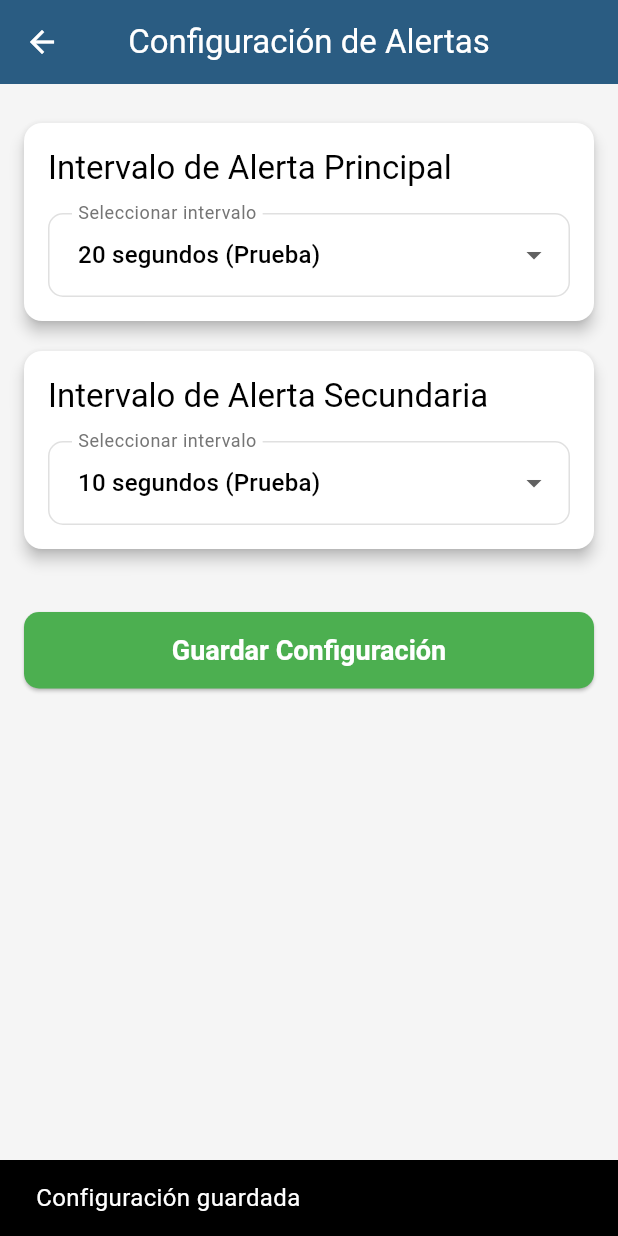
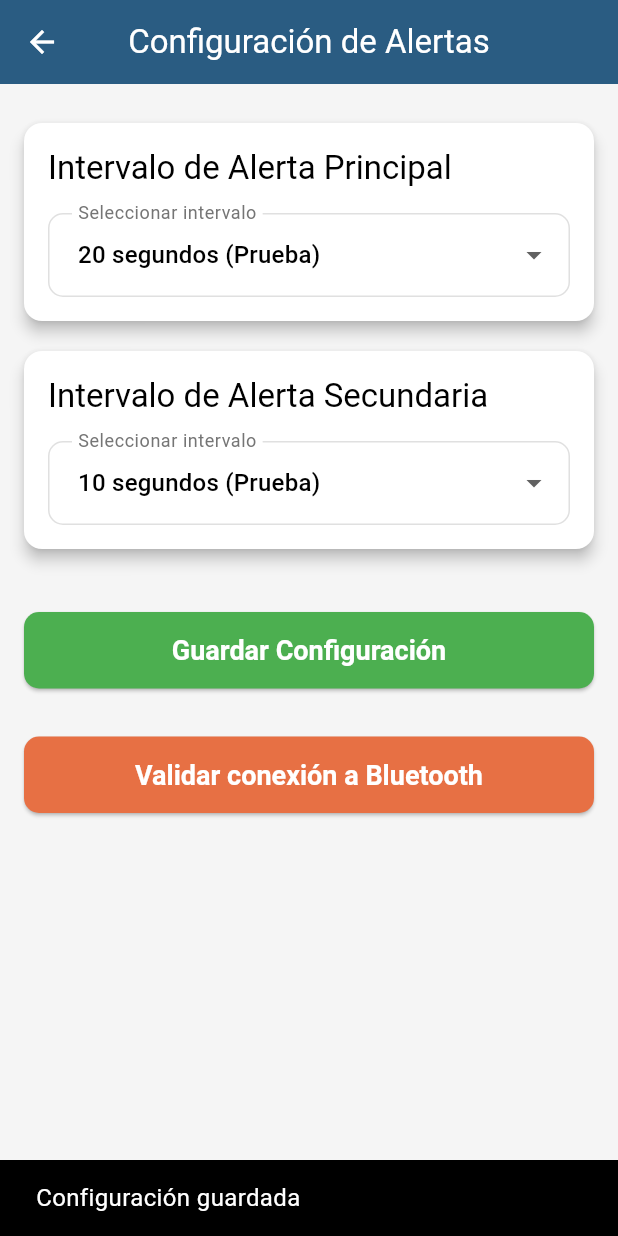
Before and after one commit to equipoAlzDev/appAlzAlert, a Flutter app: the AlertConfigScreen screen opened directly, after a tap on "Guardar Configuración", on a phone screen of 412 x 824 dp. Run offline on Flutter 3.47's test engine with Material 3 defaults, Android fonts, the phone set to English and light mode, and no system bars; our stand-ins replace cloud_firestore, firebase_auth, firebase_core, geolocator, permission_handler; missing offline and left inert: telephony; accounts and stored records are empty.

Commit message:
Resolví conflicto en alert_config_screen.dart

```diff
--- a/lib/screens/alerts/alert_config_screen.dart
+++ b/lib/screens/alerts/alert_config_screen.dart
@@ -1,3 +1,4 @@
+import 'package:AlzAlert/screens/devices_conection/ble_connection_screen.dart';
 import 'package:flutter/material.dart';
 import 'package:provider/provider.dart';
 import 'package:AlzAlert/providers/alert_system_provider.dart';
@@ -11,13 +12,9 @@ class AlertConfigScreen extends StatefulWidget {
 }
 
 class _AlertConfigScreenState extends State<AlertConfigScreen> {
-  // State variables to hold the selected values from the dropdowns
-  // These will be initialized with the current provider values in initState
   late int _selectedPrimaryIntervalSeconds;
   late int _selectedSecondaryIntervalSeconds;
 
-  // Options for the primary interval dropdown (mapping display text to seconds)
-  // Removed the "Test" option
   final Map<String, int> _primaryIntervalOptions = {
     '1 hora': 3600,
     '2 horas': 7200,
@@ -29,11 +26,9 @@ class _AlertConfigScreenState extends State<AlertConfigScreen> {
     '8 horas': 28800,
     '9 horas': 32400,
     '10 horas': 36000,
-    '20 segundos (Prueba)': 20, // Kept test option for development flexibility
+    '20 segundos (Prueba)': 20,
   };
 
-  // Options for the secondary interval dropdown (mapping display text to seconds)
-  // Removed the "Test" option
   final Map<String, int> _secondaryIntervalOptions = {
     '5 minutos': 300,
     '10 minutos': 600,
@@ -41,45 +36,51 @@ class _AlertConfigScreenState extends State<AlertConfigScreen> {
     '20 minutos': 1200,
     '25 minutos': 1500,
     '30 minutos': 1800,
-    '10 segundos (Prueba)': 10, // Kept test option for development flexibility
+    '10 segundos (Prueba)': 10,
   };
 
-  // Helper to get the display string for a given primary interval in seconds
   String _getPrimaryDisplayString(int seconds) {
     return _primaryIntervalOptions.entries
-        .firstWhere((entry) => entry.value == seconds,
-            // Provide a default in case the current value isn't in the list (shouldn't happen if saved values are valid)
-            orElse: () => _primaryIntervalOptions.entries.first)
+        .firstWhere(
+          (entry) => entry.value == seconds,
+          orElse: () => _primaryIntervalOptions.entries.first,
+        )
         .key;
   }
 
-  // Helper to get the display string for a given secondary interval in seconds
   String _getSecondaryDisplayString(int seconds) {
     return _secondaryIntervalOptions.entries
-        .firstWhere((entry) => entry.value == seconds,
-            orElse: () => _secondaryIntervalOptions.entries.first)
+        .firstWhere(
+          (entry) => entry.value == seconds,
+          orElse: () => _secondaryIntervalOptions.entries.first,
+        )
         .key;
   }
 
   @override
   void initState() {
     super.initState();
-    // Initialize the state variables with the current values from the provider
-    final alertSystemProvider = Provider.of<AlertSystemProvider>(context, listen: false);
-    _selectedPrimaryIntervalSeconds = alertSystemProvider.configuredPrimaryIntervalSeconds;
-    _selectedSecondaryIntervalSeconds = alertSystemProvider.configuredSecondaryIntervalSeconds;
+    final alertSystemProvider = Provider.of<AlertSystemProvider>(
+      context,
+      listen: false,
+    );
+    _selectedPrimaryIntervalSeconds =
+        alertSystemProvider.configuredPrimaryIntervalSeconds;
+    _selectedSecondaryIntervalSeconds =
+        alertSystemProvider.configuredSecondaryIntervalSeconds;
   }
 
-  // Function to save the selected settings to the provider
   void _saveSettings() {
-    final alertSystemProvider = Provider.of<AlertSystemProvider>(context, listen: false);
+    final alertSystemProvider = Provider.of<AlertSystemProvider>(
+      context,
+      listen: false,
+    );
     alertSystemProvider.setPrimaryInterval(_selectedPrimaryIntervalSeconds);
     alertSystemProvider.setSecondaryInterval(_selectedSecondaryIntervalSeconds);
 
-    // Show a confirmation message
-    ScaffoldMessenger.of(context).showSnackBar(
-      const SnackBar(content: Text('Configuración guardada')),
-    );
+    ScaffoldMessenger.of(
+      context,
+    ).showSnackBar(const SnackBar(content: Text('Configuración guardada')));
   }
 
   @override
@@ -87,13 +88,12 @@ class _AlertConfigScreenState extends State<AlertConfigScreen> {
     return Scaffold(
       appBar: AppBar(
         title: const Text('Configuración de Alertas'),
-        backgroundColor: AppTheme.primaryBlue, // Usa el color primario de tu tema
+        backgroundColor: AppTheme.primaryBlue,
       ),
       body: Padding(
         padding: const EdgeInsets.all(16.0),
-        child: ListView( // Use ListView for scrolling if content overflows
+        child: ListView(
           children: [
-            // Card for Primary Alert Configuration
             Card(
               elevation: 4,
               margin: const EdgeInsets.symmetric(vertical: 10),
@@ -107,10 +107,10 @@ class _AlertConfigScreenState extends State<AlertConfigScreen> {
                       style: Theme.of(context).textTheme.titleLarge,
                     ),
                     const SizedBox(height: 16),
-                    // Dropdown to select primary interval
                     DropdownButtonFormField<int>(
                       value: _selectedPrimaryIntervalSeconds,
-                      items: _primaryIntervalOptions.entries.map((entry) {
+                      items:
+                          _primaryIntervalOptions.entries.map((entry) {
                             return DropdownMenuItem<int>(
                               value: entry.value,
                               child: Text(entry.key),
@@ -132,8 +132,6 @@ class _AlertConfigScreenState extends State<AlertConfigScreen> {
                 ),
               ),
             ),
-
-            // Card for Secondary Alert Configuration
             Card(
               elevation: 4,
               margin: const EdgeInsets.symmetric(vertical: 10),
@@ -147,10 +145,10 @@ class _AlertConfigScreenState extends State<AlertConfigScreen> {
                       style: Theme.of(context).textTheme.titleLarge,
                     ),
                     const SizedBox(height: 16),
-                    // Dropdown to select secondary interval
                     DropdownButtonFormField<int>(
                       value: _selectedSecondaryIntervalSeconds,
-                      items: _secondaryIntervalOptions.entries.map((entry) {
+                      items:
+                          _secondaryIntervalOptions.entries.map((entry) {
                             return DropdownMenuItem<int>(
                               value: entry.value,
                               child: Text(entry.key),
@@ -172,18 +170,37 @@ class _AlertConfigScreenState extends State<AlertConfigScreen> {
                 ),
               ),
             ),
-
             const SizedBox(height: 32),
-
-            // Button to save all configurations
             ElevatedButton(
               onPressed: _saveSettings,
               style: ElevatedButton.styleFrom(
                 padding: const EdgeInsets.symmetric(vertical: 15),
-                 backgroundColor: AppTheme.secondaryGreen, // Usa el color secundario verde de tu tema
+                backgroundColor: AppTheme.secondaryGreen,
               ),
               child: const Text(
                 'Guardar Configuración',
+                style: TextStyle(fontSize: 18),
+              ),
+            ),
+            const SizedBox(height: 32),
+            ElevatedButton(
+              onPressed: () {
+                Navigator.push(
+                  context,
+                  MaterialPageRoute(
+                    builder: (context) => const BluetoothConnectionScreen(),
+                  ),
+                );
+              },
+              style: ElevatedButton.styleFrom(
+                padding: const EdgeInsets.symmetric(vertical: 15),
+                backgroundColor: const Color.fromARGB(255, 231, 112, 68),
+                shape: RoundedRectangleBorder(
+                  borderRadius: BorderRadius.circular(10),
+                ),
+              ),
+              child: const Text(
+                'Validar conexión a Bluetooth',
                 style: TextStyle(fontSize: 18),
               ),
             ),
--- a/pubspec.yaml
+++ b/pubspec.yaml
@@ -45,6 +45,7 @@ dependencies:
   provider:
   cloud_firestore:
   geolocator: ^11.0.0
+  flutter_blue_plus: ^1.10.0
 
 dev_dependencies:
   flutter_test:
```
Also changed, not shown: pubspec.lock, 2 other files. Lines whose indentation alone changed are shown as unchanged.
